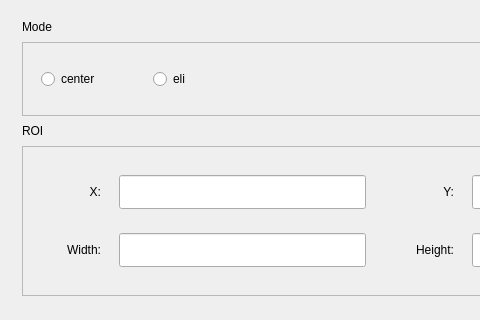
First picture: the form in app/choose_form.ui, repository GuoHR03/QT_EVENTMAMBA, before the edit; both pictures show x 0 to 480 and y 0 to 320 of the 760 by 550 pixel window.
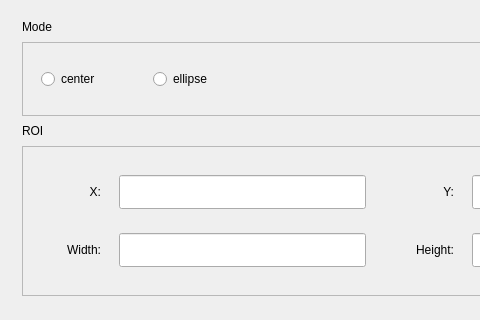
Second picture: the form after the edit.

Commit message: feat: refine settings panel layout

The edit to the form file:
```diff
--- a/app/choose_form.ui
+++ b/app/choose_form.ui
@@ -91,7 +91,7 @@
          </size>
         </property>
         <property name="text">
-         <string>eli</string>
+         <string>ellipse</string>
         </property>
        </widget>
       </item>
```
The commit also changes 3 other files.
